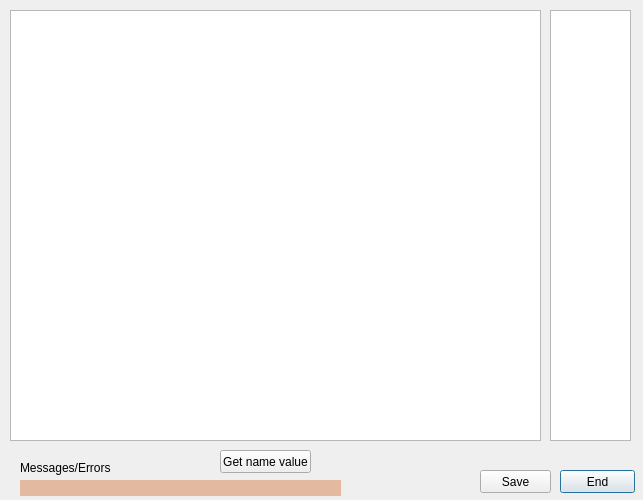
Before: the Qt Designer form marine_values_dialog_base.ui in csiro-chris-m/marine_values, drawn with Qt 5.
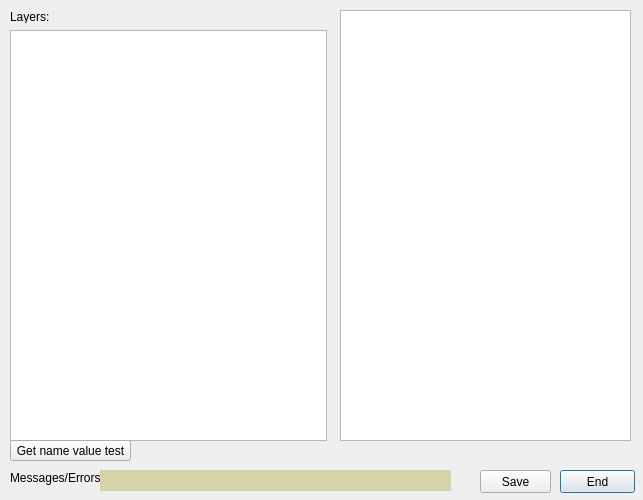
After: the same form once the commit is applied.

```diff
--- a/marine_values_dialog_base.ui
+++ b/marine_values_dialog_base.ui
@@ -22,14 +22,15 @@
   <widget class="QLabel" name="error">
    <property name="geometry">
     <rect>
-     <x>20</x>
-     <y>480</y>
-     <width>321</width>
-     <height>16</height>
+     <x>100</x>
+     <y>470</y>
+     <width>351</width>
+     <height>21</height>
     </rect>
    </property>
    <property name="styleSheet">
-    <string notr="true">QLabel {background-color: #e3ba9f; }</string>
+    <string notr="true">QLabel {background-color: #d6d3ab; }
+</string>
    </property>
    <property name="text">
     <string/>
@@ -38,9 +39,9 @@
   <widget class="QTableView" name="objectInfo">
    <property name="geometry">
     <rect>
-     <x>550</x>
+     <x>340</x>
      <y>10</y>
-     <width>81</width>
+     <width>291</width>
      <height>431</height>
     </rect>
    </property>
@@ -68,9 +69,9 @@
    <property name="geometry">
     <rect>
      <x>10</x>
-     <y>10</y>
-     <width>531</width>
-     <height>431</height>
+     <y>30</y>
+     <width>317</width>
+     <height>411</height>
     </rect>
    </property>
    <property name="sizePolicy">
@@ -82,6 +83,9 @@
    <property name="autoScroll">
     <bool>false</bool>
    </property>
+   <property name="alternatingRowColors">
+    <bool>false</bool>
+   </property>
    <property name="selectionMode">
     <enum>QAbstractItemView::SingleSelection</enum>
    </property>
@@ -91,9 +95,18 @@
    <attribute name="horizontalHeaderDefaultSectionSize">
     <number>100</number>
    </attribute>
+   <attribute name="horizontalHeaderMinimumSectionSize">
+    <number>37</number>
+   </attribute>
+   <attribute name="horizontalHeaderShowSortIndicator" stdset="0">
+    <bool>false</bool>
+   </attribute>
    <attribute name="verticalHeaderDefaultSectionSize">
     <number>18</number>
    </attribute>
+   <attribute name="verticalHeaderMinimumSectionSize">
+    <number>18</number>
+   </attribute>
   </widget>
   <widget class="QPushButton" name="saveProject">
    <property name="geometry">
@@ -114,21 +127,21 @@
   <widget class="QPushButton" name="getNameValue">
    <property name="geometry">
     <rect>
-     <x>220</x>
-     <y>450</y>
-     <width>91</width>
-     <height>23</height>
+     <x>10</x>
+     <y>440</y>
+     <width>121</width>
+     <height>21</height>
     </rect>
    </property>
    <property name="text">
-    <string>Get name value</string>
+    <string>Get name value test</string>
    </property>
   </widget>
   <widget class="QLabel" name="label">
    <property name="geometry">
     <rect>
-     <x>20</x>
-     <y>460</y>
+     <x>10</x>
+     <y>470</y>
      <width>91</width>
      <height>16</height>
     </rect>
@@ -137,6 +150,19 @@
     <string>Messages/Errors:</string>
    </property>
   </widget>
+  <widget class="QLabel" name="label_2">
+   <property name="geometry">
+    <rect>
+     <x>10</x>
+     <y>10</y>
+     <width>47</width>
+     <height>13</height>
+    </rect>
+   </property>
+   <property name="text">
+    <string>Layers:</string>
+   </property>
+  </widget>
  </widget>
  <resources/>
  <connections/>
```
